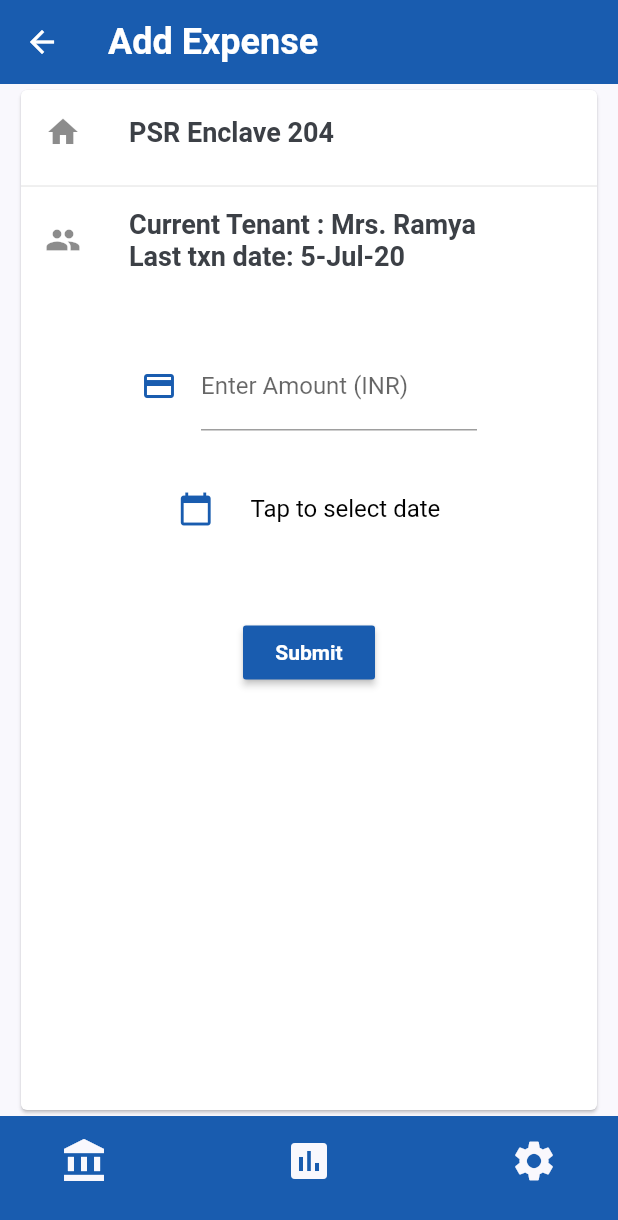
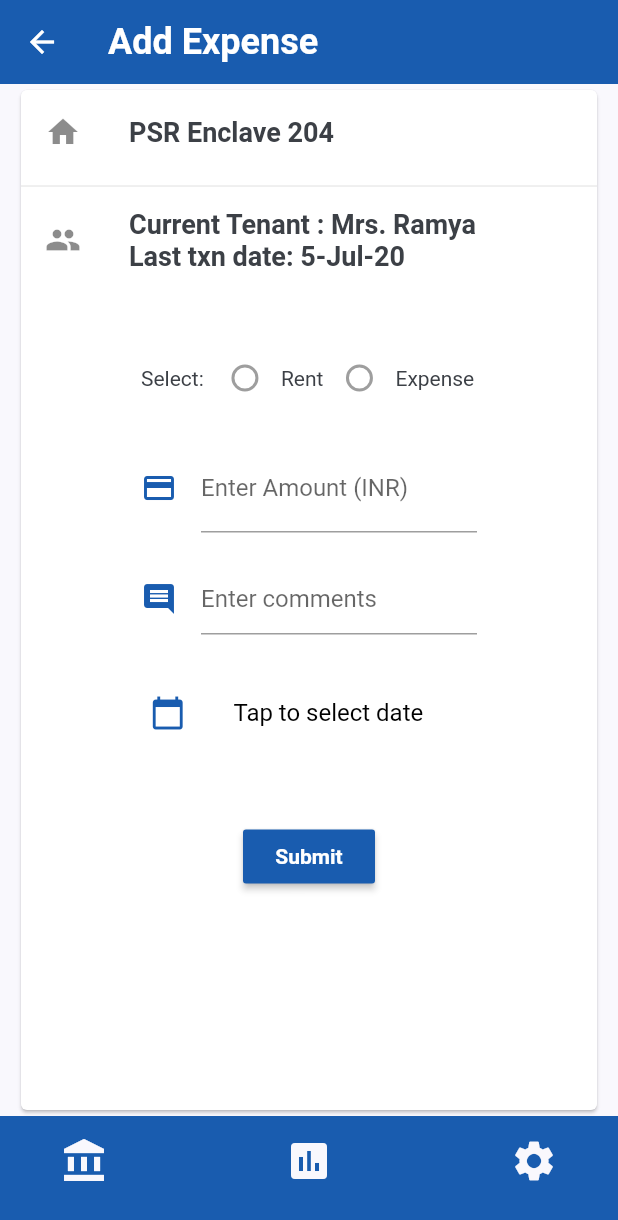
Before and after one commit to praneethr86/rentdiary, a Flutter app: the screen it shows after launch, scrolled down 150 dp, after a tap on "Add Payment", on a phone screen of 412 x 824 dp. Shown: the top 1220 px of the screen. Run offline on Flutter 3.47's test engine with Material 2 defaults, Android fonts, the phone set to English and light mode, and no system bars.

Commit message:
Payment form edits: add expense type, and comments form fields

```diff
--- a/lib/screens/payment/components/body.dart
+++ b/lib/screens/payment/components/body.dart
@@ -85,6 +85,29 @@ class _PaymentFormState extends State<PaymentForm> {
               padding: const EdgeInsets.only(
                   top: kDefaultPadding * 2,
                   left: kDefaultPadding * 4,
+                  right: kDefaultPadding * 2),
+              child: Row(
+                children: [
+                  Text('Select: '),
+                  Radio(
+                    value: 0,
+                    groupValue: null,
+                    onChanged: null,
+                  ),
+                  Text('Rent'),
+                  Radio(
+                    value: 0,
+                    groupValue: null,
+                    onChanged: null,
+                  ),
+                  Text('Expense')
+                ],
+              ),
+            ),
+            Padding(
+              padding: const EdgeInsets.only(
+                  top: kDefaultPadding,
+                  left: kDefaultPadding * 4,
                   right: kDefaultPadding * 4),
               child: TextFormField(
                 decoration: const InputDecoration(
@@ -102,12 +125,25 @@ class _PaymentFormState extends State<PaymentForm> {
             ),
             Padding(
               padding: const EdgeInsets.only(
+                  top: kDefaultPadding,
+                  left: kDefaultPadding * 4,
+                  right: kDefaultPadding * 4),
+              child: TextFormField(
+                decoration: const InputDecoration(
+                  icon: Icon(Icons.insert_comment,
+                      color: kPrimaryColor, size: 24),
+                  hintText: 'Enter comments',
+                ),
+              ),
+            ),
+            Padding(
+              padding: const EdgeInsets.only(
                   top: kDefaultPadding * 2,
-                  left: kDefaultPadding * 4,
-                  right: kDefaultPadding * 4,
+                  left: kDefaultPadding * 3.5,
+                  right: kDefaultPadding * 5,
                   bottom: kDefaultPadding * 3),
               child: Row(
-                mainAxisAlignment: MainAxisAlignment.spaceEvenly,
+                mainAxisAlignment: MainAxisAlignment.spaceAround,
                 mainAxisSize: MainAxisSize.max,
                 children: [
                   Icon(
@@ -149,3 +185,5 @@ class _PaymentFormState extends State<PaymentForm> {
         ));
   }
 }
+
+//TODO: image_picker
```
